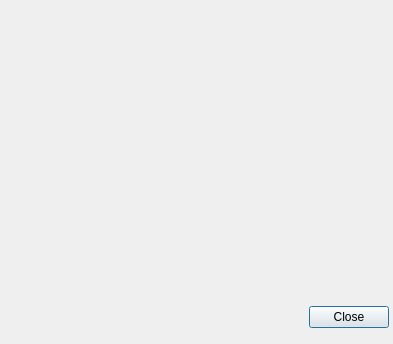
Old version of the form ui/about.ui in the repository katmai1/qtradingview.
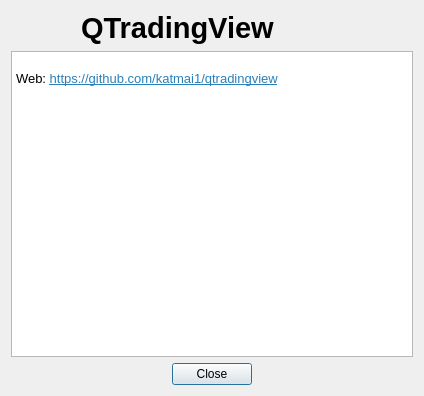
New version of the form. Icons and pictures are not drawn.

What changed in the file:
```diff
--- a/ui/about.ui
+++ b/ui/about.ui
@@ -9,10 +9,16 @@
    <rect>
     <x>0</x>
     <y>0</y>
-    <width>393</width>
-    <height>344</height>
+    <width>424</width>
+    <height>396</height>
    </rect>
   </property>
+  <property name="sizePolicy">
+   <sizepolicy hsizetype="Fixed" vsizetype="Fixed">
+    <horstretch>0</horstretch>
+    <verstretch>0</verstretch>
+   </sizepolicy>
+  </property>
   <property name="windowTitle">
    <string>About</string>
   </property>
@@ -23,19 +29,87 @@
   <property name="modal">
    <bool>true</bool>
   </property>
-  <widget class="QDialogButtonBox" name="btnClose">
-   <property name="geometry">
-    <rect>
-     <x>60</x>
-     <y>300</y>
-     <width>329</width>
-     <height>34</height>
-    </rect>
-   </property>
-   <property name="standardButtons">
-    <set>QDialogButtonBox::Close</set>
-   </property>
-  </widget>
+  <layout class="QVBoxLayout" name="verticalLayout">
+   <item>
+    <layout class="QHBoxLayout" name="horizontalLayout">
+     <item>
+      <widget class="QLabel" name="label_4">
+       <property name="maximumSize">
+        <size>
+         <width>64</width>
+         <height>64</height>
+        </size>
+       </property>
+       <property name="text">
+        <string/>
+       </property>
+       <property name="pixmap">
+        <pixmap resource="../icons/iconos.qrc">:/base/logo</pixmap>
+       </property>
+       <property name="scaledContents">
+        <bool>true</bool>
+       </property>
+      </widget>
+     </item>
+     <item>
+      <widget class="QLabel" name="label_3">
+       <property name="font">
+        <font>
+         <pointsize>22</pointsize>
+         <weight>75</weight>
+         <bold>true</bold>
+        </font>
+       </property>
+       <property name="text">
+        <string>QTradingView</string>
+       </property>
+      </widget>
+     </item>
+     <item>
+      <widget class="QLabel" name="label_version">
+       <property name="font">
+        <font>
+         <pointsize>22</pointsize>
+         <weight>75</weight>
+         <bold>true</bold>
+        </font>
+       </property>
+       <property name="layoutDirection">
+        <enum>Qt::LeftToRight</enum>
+       </property>
+      </widget>
+     </item>
+    </layout>
+   </item>
+   <item>
+    <widget class="QTextBrowser" name="textBrowser">
+     <property name="html">
+      <string>&lt;!DOCTYPE HTML PUBLIC &quot;-//W3C//DTD HTML 4.0//EN&quot; &quot;http://www.w3.org/TR/REC-html40/strict.dtd&quot;&gt;
+&lt;html&gt;&lt;head&gt;&lt;meta name=&quot;qrichtext&quot; content=&quot;1&quot; /&gt;&lt;style type=&quot;text/css&quot;&gt;
+p, li { white-space: pre-wrap; }
+&lt;/style&gt;&lt;/head&gt;&lt;body style=&quot; font-family:'Noto Sans'; font-size:10pt; font-weight:400; font-style:normal;&quot;&gt;
+&lt;p style=&quot;-qt-paragraph-type:empty; margin-top:0px; margin-bottom:0px; margin-left:0px; margin-right:0px; -qt-block-indent:0; text-indent:0px;&quot;&gt;&lt;br /&gt;&lt;/p&gt;
+&lt;p style=&quot; margin-top:0px; margin-bottom:0px; margin-left:0px; margin-right:0px; -qt-block-indent:0; text-indent:0px;&quot;&gt;Web: &lt;a href=&quot;https://github.com/katmai1/qtradingview&quot;&gt;&lt;span style=&quot; text-decoration: underline; color:#2980b9;&quot;&gt;https://github.com/katmai1/qtradingview&lt;/span&gt;&lt;/a&gt;&lt;/p&gt;&lt;/body&gt;&lt;/html&gt;</string>
+     </property>
+     <property name="openExternalLinks">
+      <bool>true</bool>
+     </property>
+    </widget>
+   </item>
+   <item>
+    <widget class="QDialogButtonBox" name="buttonBox">
+     <property name="orientation">
+      <enum>Qt::Horizontal</enum>
+     </property>
+     <property name="standardButtons">
+      <set>QDialogButtonBox::Close</set>
+     </property>
+     <property name="centerButtons">
+      <bool>true</bool>
+     </property>
+    </widget>
+   </item>
+  </layout>
  </widget>
  <resources>
   <include location="../icons/iconos.qrc"/>
```
Left out of the diff: 34 changed lines with no effect on the pictures.
